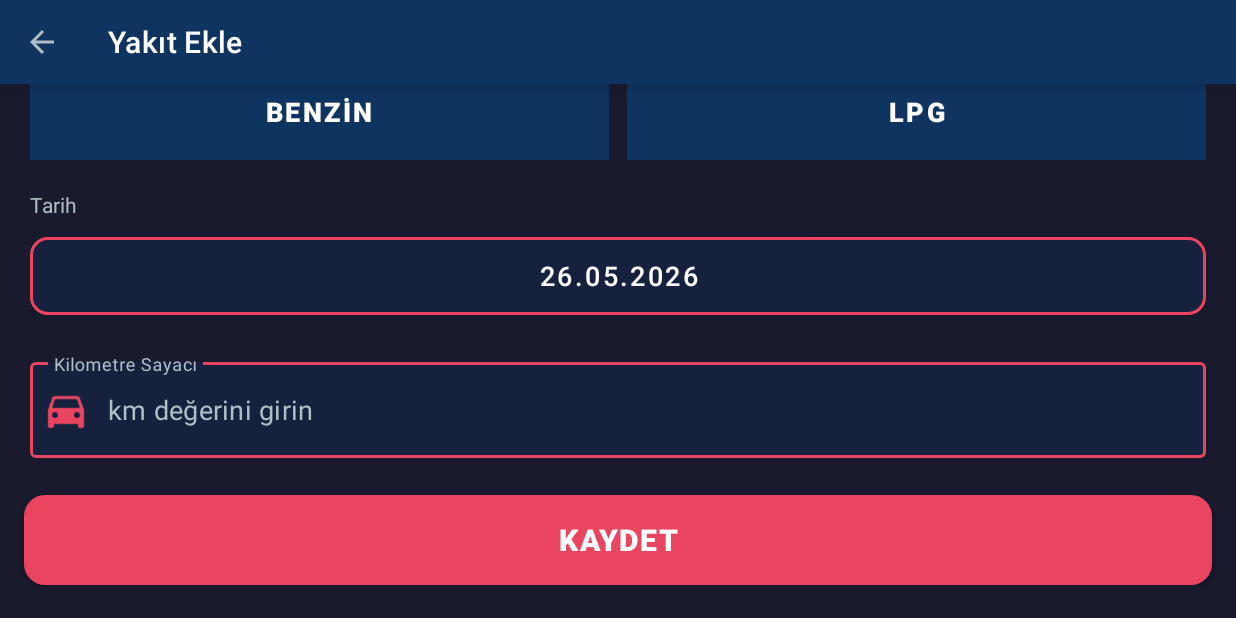
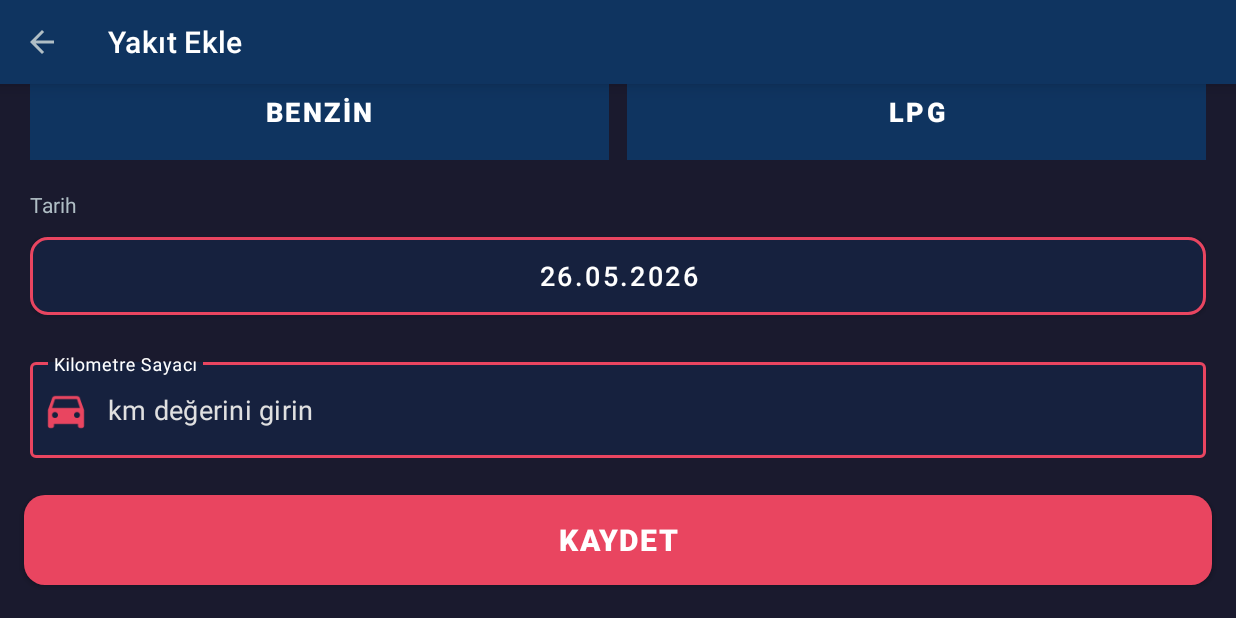
Before and after one commit to kayisyaparemin/Heart-Failure-Prediction-with-ML-, an Android app: the AddFuelActivity screen opened directly, with no data from a screen before it, on a phone screen of 824 x 412 dp (held sideways). Run offline under Robolectric (Android 15) with nearby library versions, the phone set to English and light mode, and no system bars.

Commit message:
Fix: dialog EditText text görünmez sorunu ve hint kontrast sorunu
1. İlk km dialog: EditText text rengi #212121 (koyu), hint #757575 —
   alertdialog'un beyaz arka planında artık okunabilir
2. AddFuelActivity: tüm TextInputEditText hint rengi #E0E0E0,
   floating label text_primary (beyaz) — koyu arka planda görünür

https://claude.ai/code/session_01PedDDiEHJeCdYHAN3g2j19

```diff
--- a/navisun-fuel-tracker/app/src/main/java/com/navisun/fueltracker/MainActivity.kt
+++ b/navisun-fuel-tracker/app/src/main/java/com/navisun/fueltracker/MainActivity.kt
@@ -127,8 +127,9 @@ class MainActivity : AppCompatActivity() {
             inputType = android.text.InputType.TYPE_CLASS_NUMBER or
                     android.text.InputType.TYPE_NUMBER_FLAG_DECIMAL
             hint = getString(R.string.initial_odometer_hint)
-            setTextColor(ContextCompat.getColor(context, R.color.text_primary))
-            setHintTextColor(ContextCompat.getColor(context, R.color.text_secondary))
+            setTextColor(android.graphics.Color.parseColor("#212121"))
+            setHintTextColor(android.graphics.Color.parseColor("#757575"))
+            setBackgroundColor(android.graphics.Color.WHITE)
             setPadding(48, 24, 48, 24)
         }
 
--- a/navisun-fuel-tracker/app/src/main/res/layout/activity_add_fuel.xml
+++ b/navisun-fuel-tracker/app/src/main/res/layout/activity_add_fuel.xml
@@ -105,7 +105,7 @@
                 app:boxBackgroundMode="outline"
                 app:boxStrokeColor="@color/accent"
                 app:boxStrokeWidthFocused="2dp"
-                app:hintTextColor="@color/text_secondary"
+                app:hintTextColor="@color/text_primary"
                 app:startIconDrawable="@drawable/ic_car"
                 app:startIconTint="@color/accent"
                 style="@style/Widget.MaterialComponents.TextInputLayout.OutlinedBox">
@@ -118,7 +118,7 @@
                     android:textColor="@color/text_primary"
                     android:textSize="18sp"
                     android:hint="@string/odometer_hint"
-                    android:textColorHint="@color/text_secondary"
+                    android:textColorHint="#E0E0E0"
                     android:imeOptions="actionNext" />
 
             </com.google.android.material.textfield.TextInputLayout>
@@ -133,7 +133,7 @@
                 app:boxBackgroundMode="outline"
                 app:boxStrokeColor="@color/accent"
                 app:boxStrokeWidthFocused="2dp"
-                app:hintTextColor="@color/text_secondary"
+                app:hintTextColor="@color/text_primary"
                 app:startIconDrawable="@drawable/ic_fuel"
                 app:startIconTint="@color/accent"
                 style="@style/Widget.MaterialComponents.TextInputLayout.OutlinedBox">
@@ -146,7 +146,7 @@
                     android:textColor="@color/text_primary"
                     android:textSize="18sp"
                     android:hint="@string/fuel_amount_hint"
-                    android:textColorHint="@color/text_secondary"
+                    android:textColorHint="#E0E0E0"
                     android:imeOptions="actionNext" />
 
             </com.google.android.material.textfield.TextInputLayout>
@@ -161,7 +161,7 @@
                 app:boxBackgroundMode="outline"
                 app:boxStrokeColor="@color/accent"
                 app:boxStrokeWidthFocused="2dp"
-                app:hintTextColor="@color/text_secondary"
+                app:hintTextColor="@color/text_primary"
                 style="@style/Widget.MaterialComponents.TextInputLayout.OutlinedBox">
 
                 <com.google.android.material.textfield.TextInputEditText
@@ -172,7 +172,7 @@
                     android:textColor="@color/text_primary"
                     android:textSize="18sp"
                     android:hint="@string/price_per_liter_hint"
-                    android:textColorHint="@color/text_secondary"
+                    android:textColorHint="#E0E0E0"
                     android:imeOptions="actionNext" />
 
             </com.google.android.material.textfield.TextInputLayout>
@@ -187,7 +187,7 @@
                 app:boxBackgroundMode="outline"
                 app:boxStrokeColor="@color/accent"
                 app:boxStrokeWidthFocused="2dp"
-                app:hintTextColor="@color/text_secondary"
+                app:hintTextColor="@color/text_primary"
                 style="@style/Widget.MaterialComponents.TextInputLayout.OutlinedBox">
 
                 <com.google.android.material.textfield.TextInputEditText
@@ -198,7 +198,7 @@
                     android:textColor="@color/text_primary"
                     android:textSize="18sp"
                     android:hint="Opsiyonel - TL/km hesabı için"
-                    android:textColorHint="@color/text_secondary"
+                    android:textColorHint="#E0E0E0"
                     android:imeOptions="actionNext" />
 
             </com.google.android.material.textfield.TextInputLayout>
@@ -303,7 +303,7 @@
                 app:boxBackgroundMode="outline"
                 app:boxStrokeColor="@color/divider"
                 app:boxStrokeWidthFocused="2dp"
-                app:hintTextColor="@color/text_secondary"
+                app:hintTextColor="@color/text_primary"
                 style="@style/Widget.MaterialComponents.TextInputLayout.OutlinedBox">
 
                 <com.google.android.material.textfield.TextInputEditText
@@ -314,7 +314,7 @@
                     android:textColor="@color/text_primary"
                     android:textSize="16sp"
                     android:hint="@string/note_hint"
-                    android:textColorHint="@color/text_secondary"
+                    android:textColorHint="#E0E0E0"
                     android:imeOptions="actionDone" />
 
             </com.google.android.material.textfield.TextInputLayout>
```
